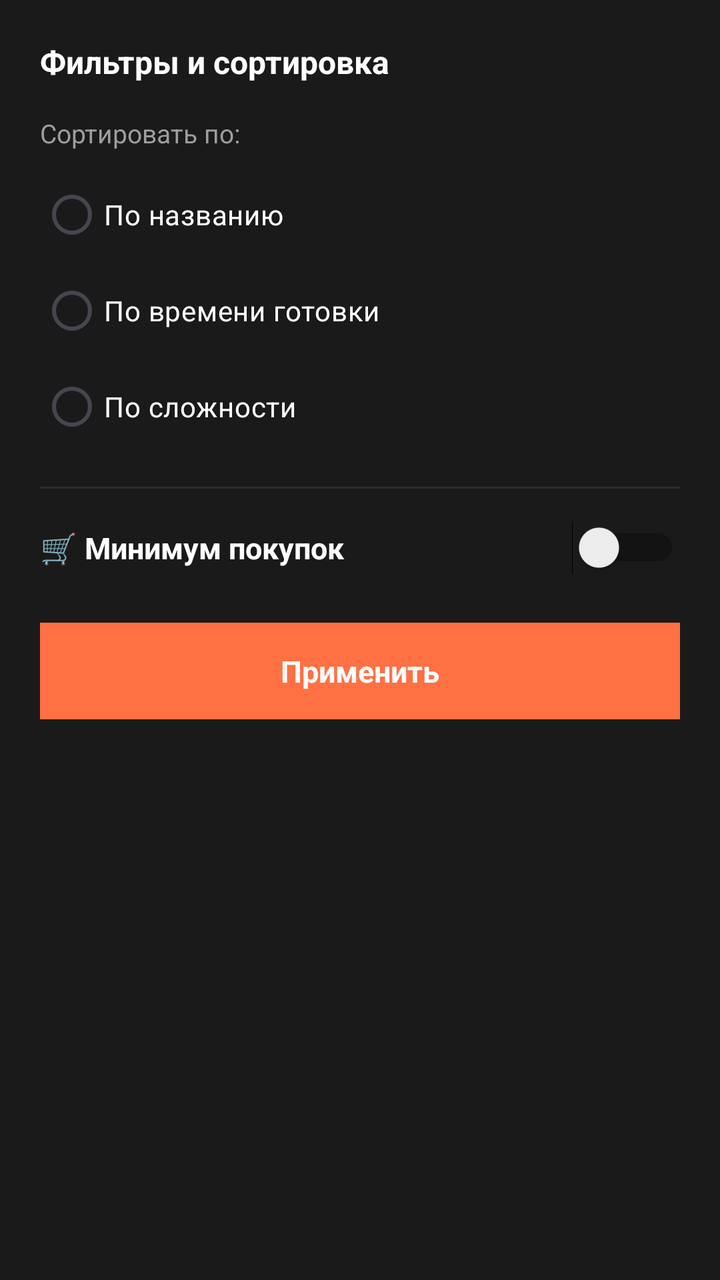
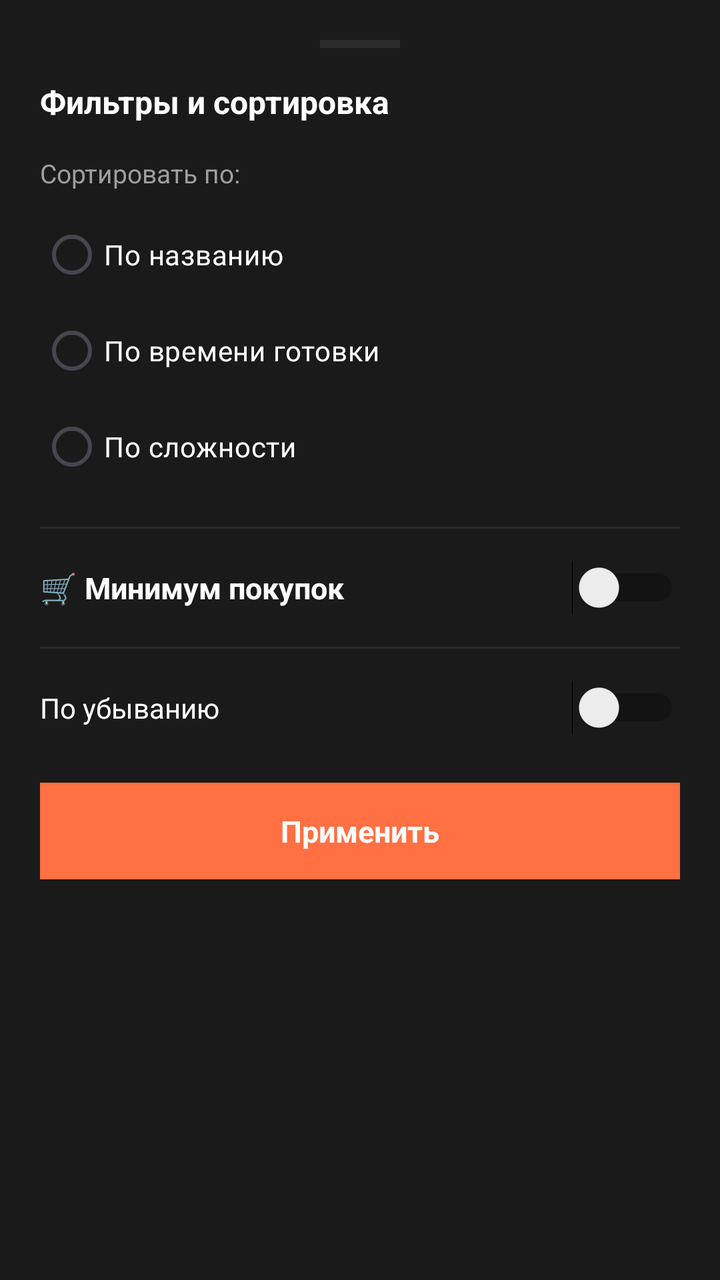

Compare the two renders of this Android layout. The source of the first and the diff that turns it into the second are given below.
<!-- AndroidManifest.xml: application theme Theme.Application -->
<!-- res/layout/bottom_sheet_filters.xml -->
<?xml version="1.0" encoding="utf-8"?>
<LinearLayout xmlns:android="http://schemas.android.com/apk/res/android"
    android:layout_width="match_parent"
    android:layout_height="wrap_content"
    android:background="#1A1A1A"
    android:orientation="vertical"
    android:padding="20dp">

    <TextView
        android:layout_width="wrap_content"
        android:layout_height="wrap_content"
        android:text="Фильтры и сортировка"
        android:textColor="#FFFFFF"
        android:textSize="16sp"
        android:textStyle="bold" />

    <TextView
        android:layout_width="wrap_content"
        android:layout_height="wrap_content"
        android:layout_marginTop="16dp"
        android:text="Сортировать по:"
        android:textColor="#9E9E9E"
        android:textSize="13sp" />

    <RadioGroup
        android:id="@+id/sortRadioGroup"
        android:layout_width="match_parent"
        android:layout_height="wrap_content"
        android:layout_marginTop="8dp">

        <RadioButton
            android:id="@+id/radioName"
            android:layout_width="match_parent"
            android:layout_height="wrap_content"
            android:text="По названию"
            android:textColor="#FFFFFF" />

        <RadioButton
            android:id="@+id/radioTime"
            android:layout_width="match_parent"
            android:layout_height="wrap_content"
            android:text="По времени готовки"
            android:textColor="#FFFFFF" />

        <RadioButton
            android:id="@+id/radioComplexity"
            android:layout_width="match_parent"
            android:layout_height="wrap_content"
            android:text="По сложности"
            android:textColor="#FFFFFF" />
    </RadioGroup>

    <View
        android:layout_width="match_parent"
        android:layout_height="1dp"
        android:layout_marginVertical="16dp"
        android:background="#2C2C2C" />

    
    <LinearLayout
        android:layout_width="match_parent"
        android:layout_height="wrap_content"
        android:gravity="center_vertical"
        android:orientation="horizontal">

        <TextView
            android:layout_width="0dp"
            android:layout_height="wrap_content"
            android:layout_weight="1"
            android:text="🛒 Минимум покупок"
            android:textColor="#FFFFFF"
            android:textSize="15sp"
            android:textStyle="bold" />

        <Switch
            android:id="@+id/switchMinPurchases"
            android:layout_width="wrap_content"
            android:layout_height="wrap_content" />
    </LinearLayout>

    <TextView
        android:id="@+id/applyBtn"
        android:layout_width="match_parent"
        android:layout_height="wrap_content"
        android:layout_marginTop="24dp"
        android:background="#FF7043"
        android:gravity="center"
        android:paddingVertical="14dp"
        android:text="Применить"
        android:textColor="#FFFFFF"
        android:textSize="15sp"
        android:textStyle="bold" />
</LinearLayout>
<!-- resources referenced by this layout -->
<resources>
  <style name="Theme.Application" parent="Base.Theme.Application" />
  <style name="Base.Theme.Application" parent="Theme.Material3.DayNight.NoActionBar">
          
          
      </style>
</resources>

<!-- the commit's change to res/layout/bottom_sheet_filters.xml (unified diff, before → after) -->
@@ -5,6 +5,14 @@
     android:background="#1A1A1A"
     android:orientation="vertical"
     android:padding="20dp">
+
+    
+    <View
+        android:layout_width="40dp"
+        android:layout_height="4dp"
+        android:layout_gravity="center_horizontal"
+        android:layout_marginBottom="16dp"
+        android:background="#2C2C2C" />
 
     <TextView
         android:layout_width="wrap_content"
@@ -78,6 +86,33 @@
             android:layout_height="wrap_content" />
     </LinearLayout>
 
+    <View
+        android:layout_width="match_parent"
+        android:layout_height="1dp"
+        android:layout_marginVertical="16dp"
+        android:background="#2C2C2C" />
+
+    
+    <LinearLayout
+        android:layout_width="match_parent"
+        android:layout_height="wrap_content"
+        android:gravity="center_vertical"
+        android:orientation="horizontal">
+
+        <TextView
+            android:layout_width="0dp"
+            android:layout_height="wrap_content"
+            android:layout_weight="1"
+            android:text="По убыванию"
+            android:textColor="#FFFFFF"
+            android:textSize="14sp" />
+
+        <Switch
+            android:id="@+id/switchDescending"
+            android:layout_width="wrap_content"
+            android:layout_height="wrap_content" />
+    </LinearLayout>
+
     <TextView
         android:id="@+id/applyBtn"
         android:layout_width="match_parent"
